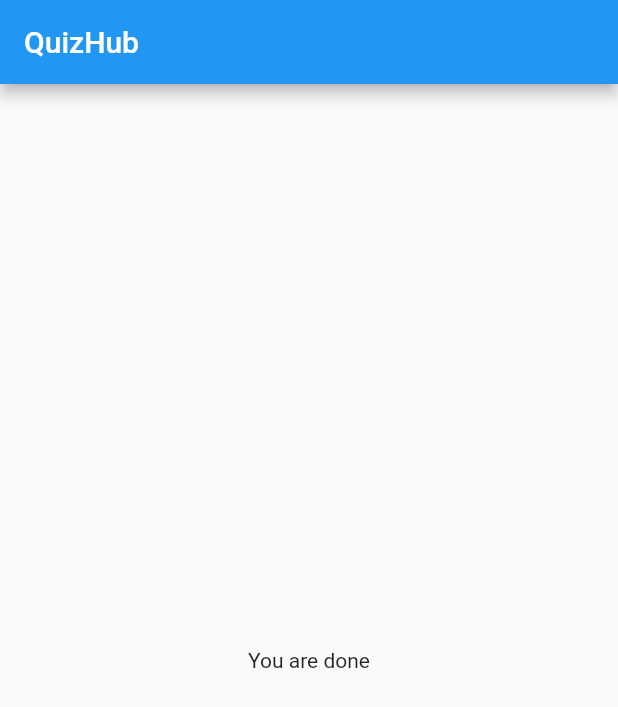
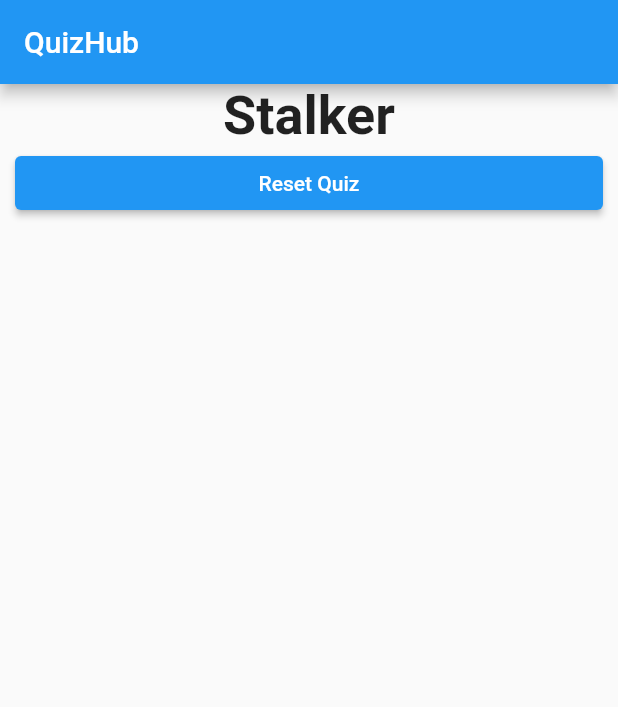
Before and after one commit to therealmai/quiz_it, a Flutter app: the screen it shows after launch, after a tap on "Black", after a tap on "Lion", after a tap on "Witcher", on a phone screen of 412 x 824 dp. Shown: the top 707 px of the screen. Run offline on Flutter 3.47's test engine with Material 2 defaults, Android fonts, the phone set to English and light mode, and no system bars.

Commit message:
done with quiz app

```diff
--- a/lib/main.dart
+++ b/lib/main.dart
@@ -38,9 +38,16 @@ class _MyAppState extends State<MyApp> {
   var _questionIndex = 0;
   var _totalScore = 0;
 
+  void _resetQuiz(){
+    setState(() {
+      _questionIndex = 0;
+      _totalScore = 0;
+    });
+  }
+
   void _answerQuestion(int score) {
     _totalScore += score;
-
+    print("Score $_totalScore");
     setState(() {
       _questionIndex = _questionIndex + 1;
     });
@@ -60,7 +67,7 @@ class _MyAppState extends State<MyApp> {
           title: const Text('QuizHub'),
         ),
         body: _questionIndex < _questions.length ? Quiz(answerQuestion: _answerQuestion, questionIndex: _questionIndex, questions: _questions)
-        : Result()
+        : Result(_totalScore, _resetQuiz)
         ) ,
       );
   }
--- a/lib/result.dart
+++ b/lib/result.dart
@@ -1,10 +1,43 @@
 import 'package:flutter/material.dart';
 
 class Result extends StatelessWidget {
+  final int resultScore;
+  final VoidCallback resetHandler;
+
+  Result(this.resultScore, this.resetHandler);
+  String get resultPhrase {
+    var resultText;
+    if (resultScore <= 10) {
+      resultText = "You don't know me";
+    } else if (resultScore <= 20 && resultScore >= 11) {
+      resultText = "You know me";
+    } else if (resultScore <= 30 && resultScore >= 21) {
+      resultText = "Stalker";
+    } else {
+      resultText = "You did it";
+    }
+    return resultText;
+  }
+
   @override
   Widget build(BuildContext context) {
     return Center(
-      child: Text('You are done'),
+      child: Column(
+        children: [
+          Text(
+            resultPhrase,
+            style: TextStyle(fontSize: 36, fontWeight: FontWeight.bold),
+            textAlign: TextAlign.center,
+          ),
+          Container(
+            margin: EdgeInsets.fromLTRB(10, 0, 10, 0),
+            width: double.infinity,
+            child: ElevatedButton(
+            child: Text("Reset Quiz"),
+            onPressed: resetHandler,
+          ))
+        ],
+      ),
     );
   }
 }
```
